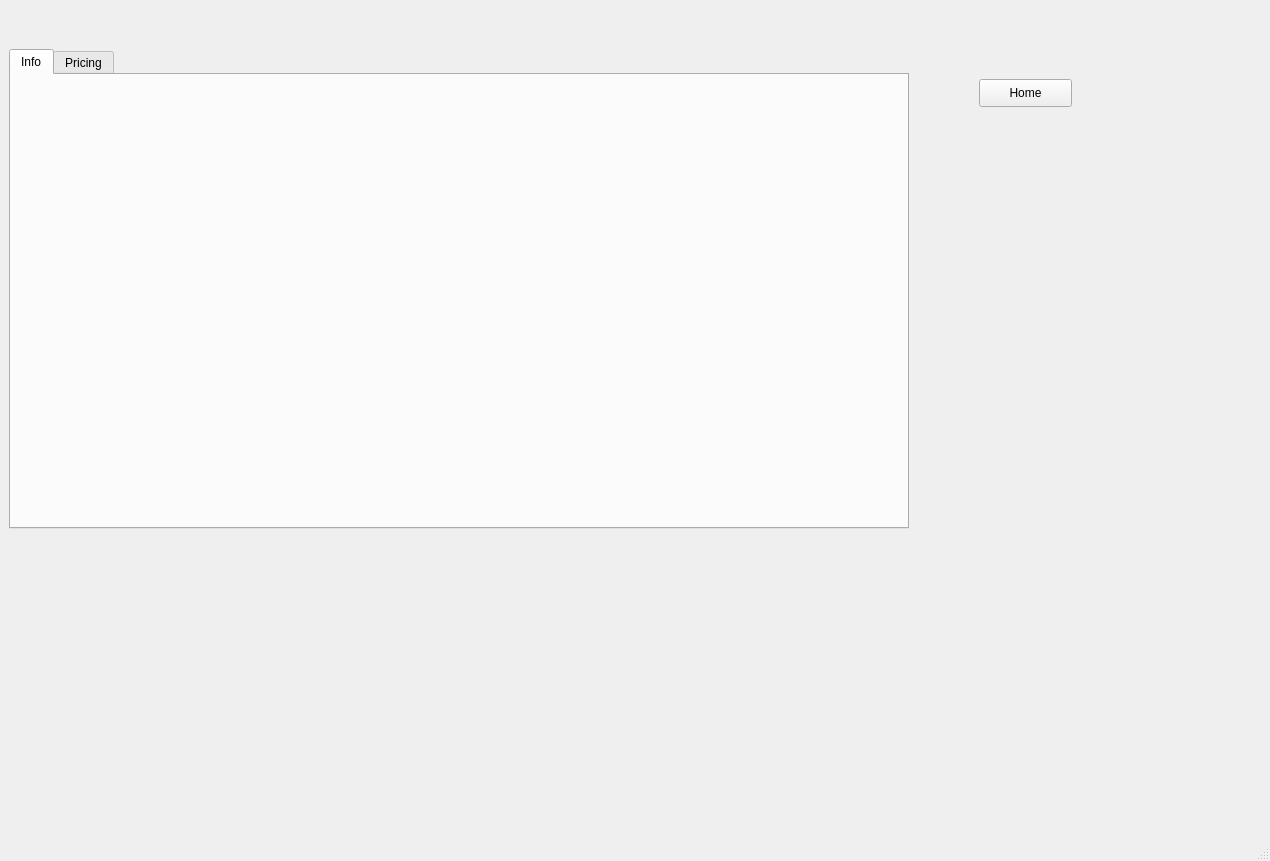
This is loginscreen/frontpage.ui in jgrady15/CS1C-Project-1 as Qt 5 draws it before an edit. The edited form follows.
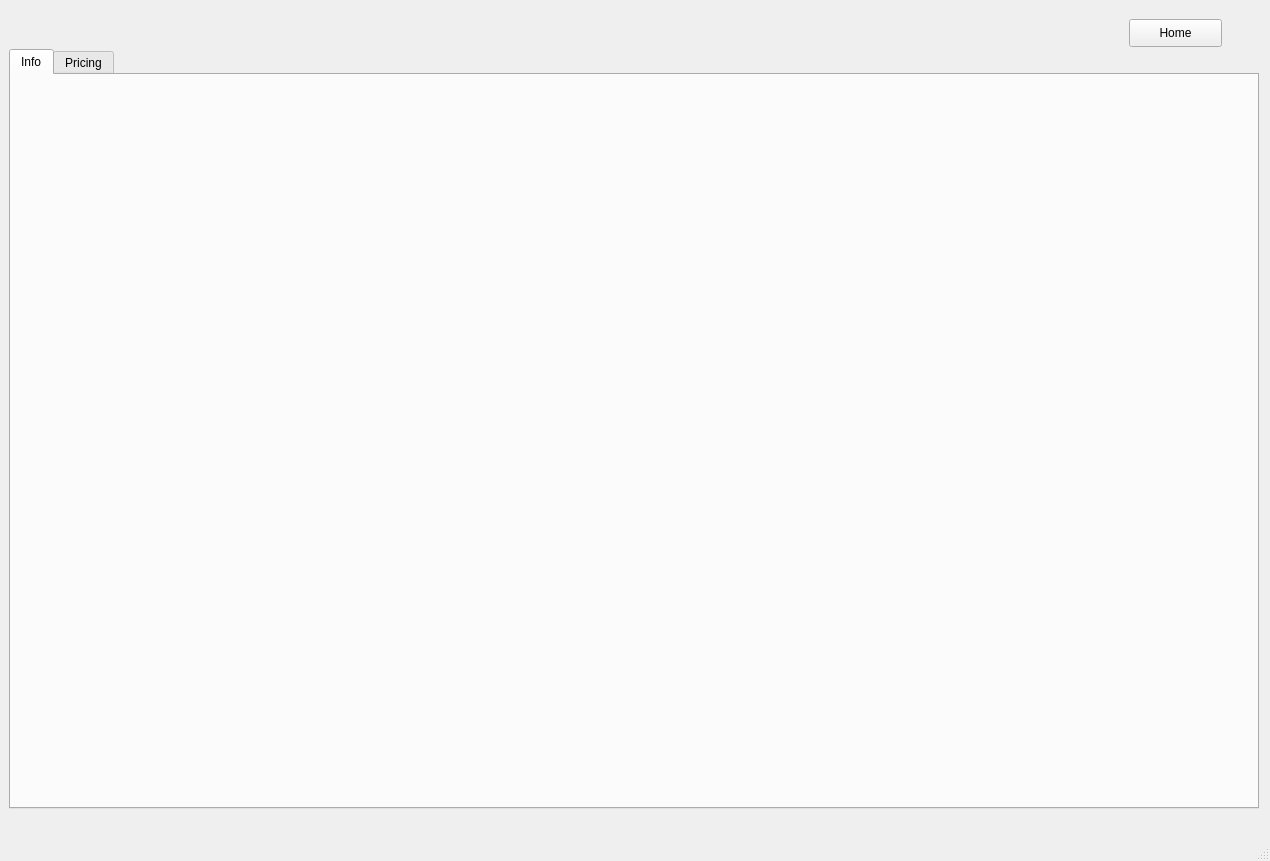
This is the edited form. The open tabs and pages were chosen to show the change. Icons and pictures are not drawn.

What changed in the file:
```diff
--- a/loginscreen/frontpage.ui
+++ b/loginscreen/frontpage.ui
@@ -173,8 +173,8 @@
        <widget class="QPushButton" name="homeButton_1">
         <property name="geometry">
          <rect>
-          <x>970</x>
-          <y>70</y>
+          <x>1120</x>
+          <y>10</y>
           <width>93</width>
           <height>28</height>
          </rect>
@@ -188,8 +188,8 @@
          <rect>
           <x>0</x>
           <y>40</y>
-          <width>900</width>
-          <height>480</height>
+          <width>1250</width>
+          <height>760</height>
          </rect>
         </property>
         <property name="currentIndex">
@@ -204,8 +204,8 @@
            <rect>
             <x>0</x>
             <y>0</y>
-            <width>900</width>
-            <height>450</height>
+            <width>1250</width>
+            <height>760</height>
            </rect>
           </property>
           <property name="text">
```
Left out of the diff: 31 changed lines with no effect on the pictures.
